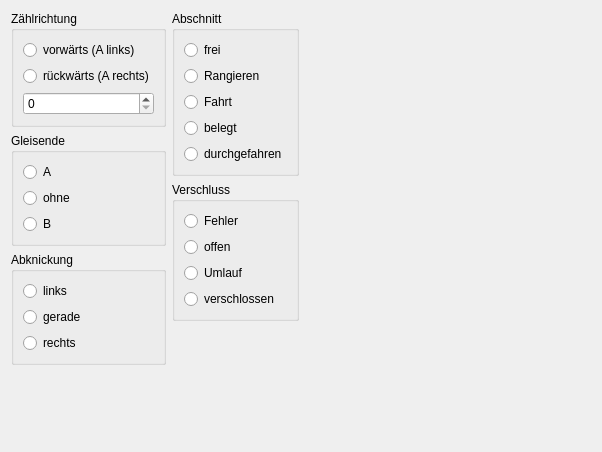
Before: the Qt Designer form MRW-WidgetStudy/railstudy.ui in stmork/mrw-track-control-ng, drawn with Qt 5.
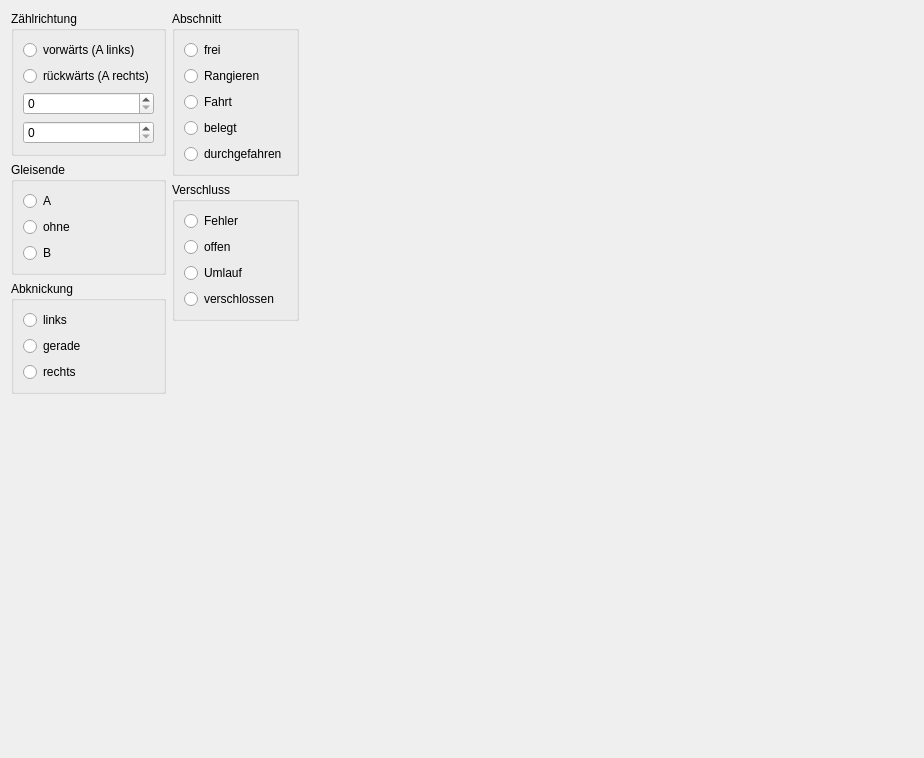
After: the same form once the commit is applied. Custom widgets are drawn as their Qt base class.

Commit message: Drawing regular switches with extensions.

Diff of the .ui file:
```diff
--- a/MRW-WidgetStudy/railstudy.ui
+++ b/MRW-WidgetStudy/railstudy.ui
@@ -6,8 +6,8 @@
    <rect>
     <x>0</x>
     <y>0</y>
-    <width>602</width>
-    <height>452</height>
+    <width>924</width>
+    <height>758</height>
    </rect>
   </property>
   <property name="windowTitle">
@@ -43,6 +43,13 @@
           </property>
          </widget>
         </item>
+        <item>
+         <widget class="QSpinBox" name="lineBox">
+          <property name="maximum">
+           <number>2</number>
+          </property>
+         </widget>
+        </item>
        </layout>
       </widget>
      </item>
@@ -230,8 +237,8 @@
      <widget class="mrw::ui::RailWidget" name="smallSwitchWidget" native="true">
       <property name="geometry">
        <rect>
-        <x>20</x>
-        <y>250</y>
+        <x>10</x>
+        <y>690</y>
         <width>40</width>
         <height>40</height>
        </rect>
```
The commit also changes 1 other file.
